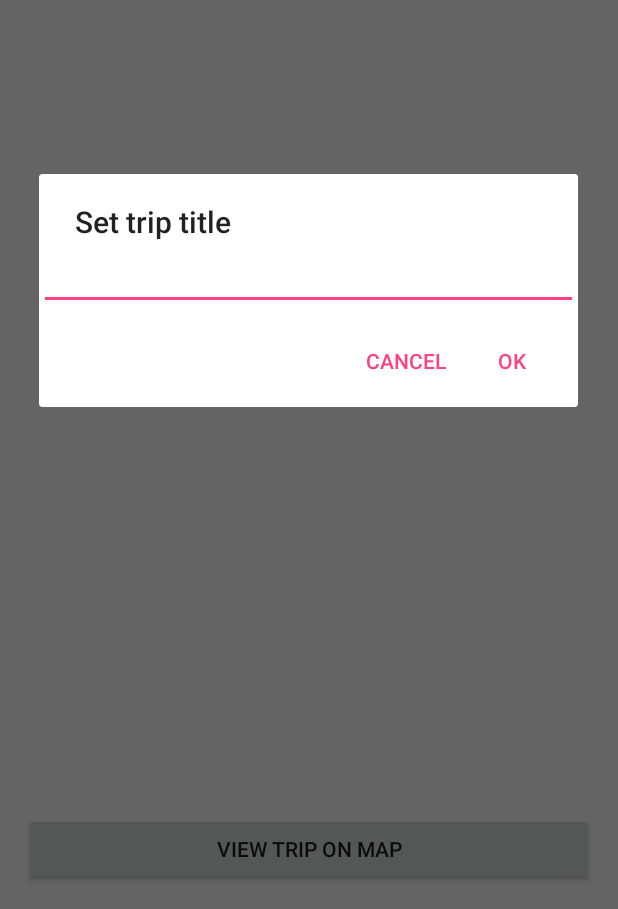
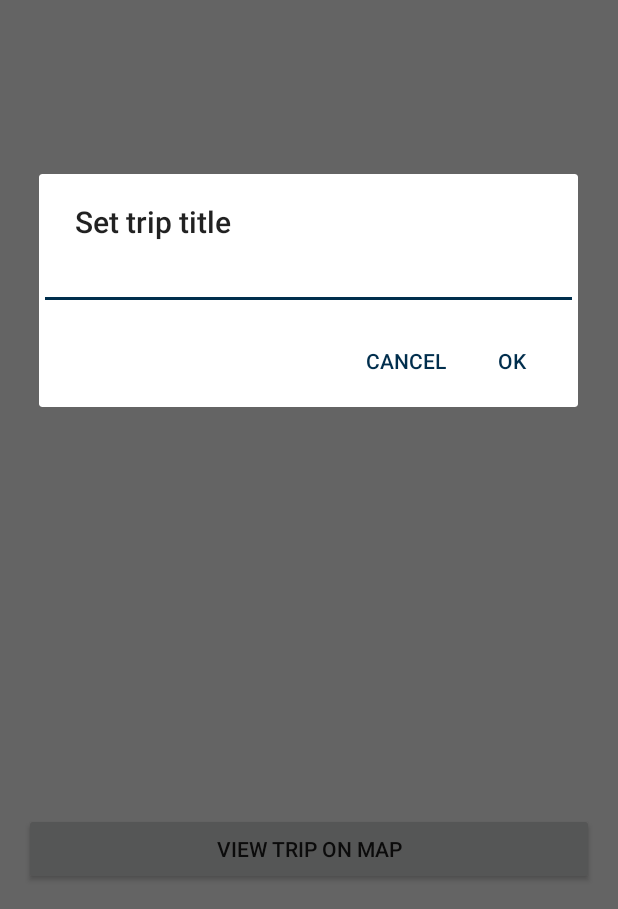
Before and after one commit to rakj1/AverageSpeed, an Android app: the ActivityViewTrip screen opened directly, with no data from a screen before it, after a tap on "Edit Trip", on a phone screen of 412 x 824 dp, the part 327-1236 px from its top. Run offline under Robolectric (Android 15) with nearby library versions, the phone set to English and light mode, and no system bars; 11 statements that could not run were skipped.

Commit message:
Changed color of add button

```diff
--- a/app/src/main/res/values/colors.xml
+++ b/app/src/main/res/values/colors.xml
@@ -2,5 +2,5 @@
 <resources>
     <color name="colorPrimary">#3F51B5</color>
     <color name="colorPrimaryDark">#303F9F</color>
-    <color name="colorAccent">#FF4081</color>
+    <color name="colorAccent">#002e4d</color>
 </resources>
```
